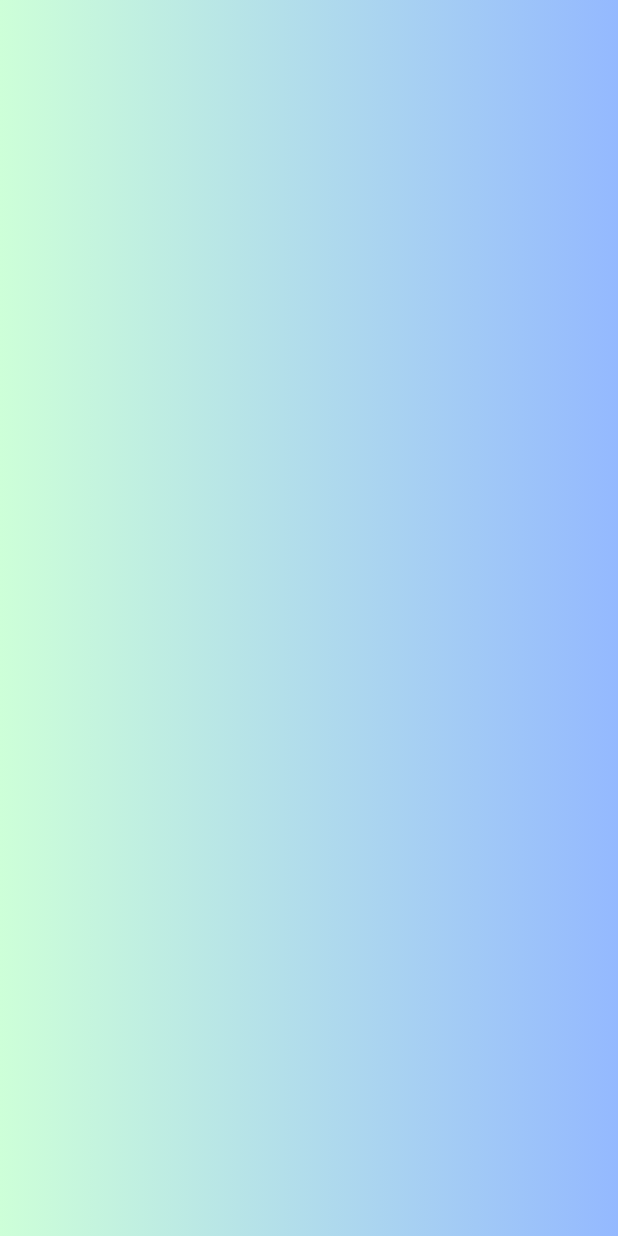
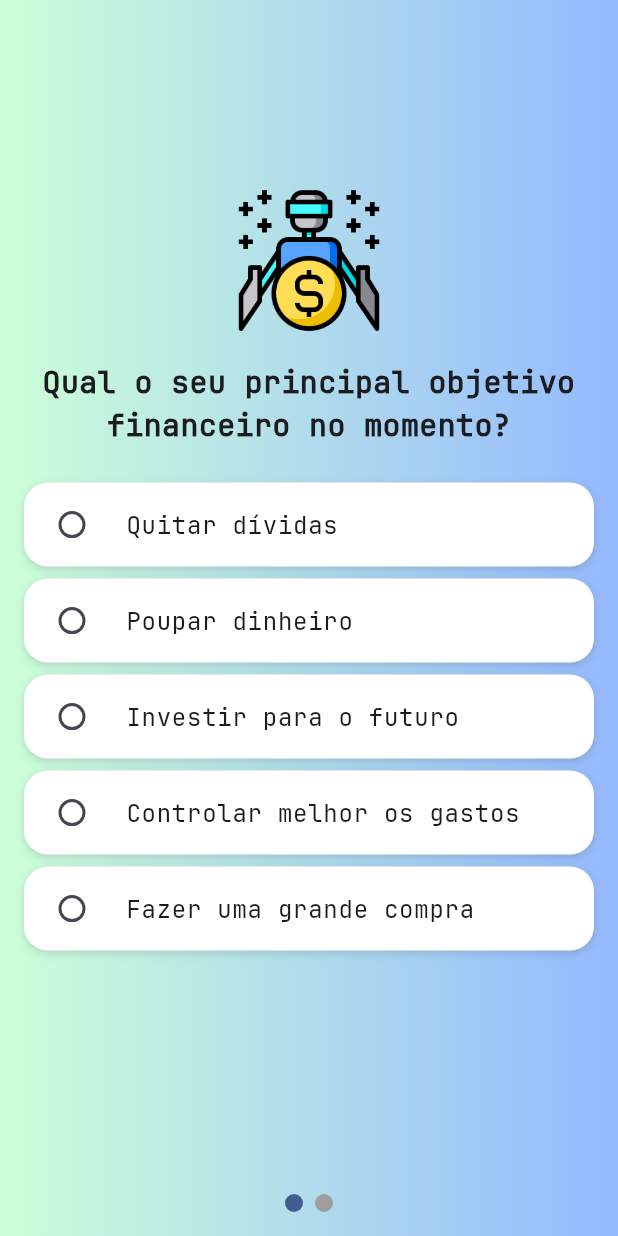
Before and after one commit to flpcovre/SisMoney, a Flutter app: the screen it shows after launch, on a phone screen of 412 x 824 dp. Run offline on Flutter 3.47's test engine with Material 3 defaults, Android fonts, the phone set to English and light mode, and no system bars; drawn by our look-alikes of smooth_page_indicator; our stand-ins replace get.

Commit message:
Refactor splash page to use SplashPageController and implement QuestionsPage with its controller

```diff
--- /dev/null
+++ b/lib/pages/questions/questions_page.dart
@@ -0,0 +1,113 @@
+import 'package:flutter/material.dart';
+import 'package:get/get.dart';
+import 'package:sismoney/layouts/gradient_scaffold.dart';
+import 'package:sismoney/pages/questions/questions_page_controller.dart';
+import 'package:smooth_page_indicator/smooth_page_indicator.dart';
+
+class QuestionsPage extends StatelessWidget {
+  QuestionsPage({super.key});
+
+  final QuestionsPageController controller = QuestionsPageController();
+  final pageController = PageController();
+
+  @override
+  Widget build(BuildContext context) {
+    return GradientScaffold(
+      body: Center(
+        child: Column(
+          children: [
+            const Spacer(),
+            const Spacer(),
+            Image.asset('lib/assets/img/robot.png', width: 100),
+            const SizedBox(height: 16),
+            SizedBox(
+              height: MediaQuery.of(context).size.height * 0.6,
+              child: PageView.builder(
+                controller: pageController,
+                itemCount: controller.questions.length,
+                onPageChanged: (index) {
+                  controller.pageIndex.value = index;
+                },
+                itemBuilder: (context, index) {
+                  final question = controller.questions[index];
+                  final alternativas = question['alternativas'] as List<String>;
+
+                  return SingleChildScrollView(
+                    child: Padding(
+                      padding: const EdgeInsets.symmetric(horizontal: 16),
+                      child: Column(
+                        mainAxisSize: MainAxisSize.min,
+                        children: [
+                          Text(
+                            question['pergunta'] as String,
+                            textAlign: TextAlign.center,
+                            style: const TextStyle(
+                              fontSize: 20,
+                              fontWeight: FontWeight.bold,
+                            ),
+                          ),
+                          const SizedBox(height: 20),
+                          ...alternativas.map((alt) {
+                            return Obx(() {
+                              return Container(
+                                margin: const EdgeInsets.symmetric(vertical: 4),
+                                decoration: BoxDecoration(
+                                  color: Colors.white,
+                                  borderRadius: BorderRadius.circular(16),
+                                  boxShadow: const [
+                                    BoxShadow(
+                                      color: Colors.black12,
+                                      blurRadius: 4,
+                                      offset: Offset(0, 2),
+                                    ),
+                                  ],
+                                ),
+                                child: RadioListTile<String>(
+                                  shape: RoundedRectangleBorder(
+                                    borderRadius: BorderRadius.circular(16),
+                                  ),
+                                  contentPadding: const EdgeInsets.symmetric(
+                                    horizontal: 12,
+                                  ),
+                                  title: Text(alt),
+                                  value: alt,
+                                  groupValue: controller.answers[index],
+                                  onChanged: (value) =>
+                                      controller.answers[index] = value!,
+                                ),
+                              );
+                            });
+                          }),
+                        ],
+                      ),
+                    ),
+                  );
+                },
+              ),
+            ),
+            const Spacer(), // Adiciona espaço flexível na base
+            Padding(
+              padding: const EdgeInsets.only(bottom: 16.0),
+              child: SmoothPageIndicator(
+                controller: pageController,
+                count: controller.questions.length,
+                effect: WormEffect(
+                  dotHeight: 12,
+                  dotWidth: 12,
+                  activeDotColor: Theme.of(context).primaryColor,
+                ),
+                onDotClicked: (index) {
+                  pageController.animateToPage(
+                    index,
+                    duration: const Duration(milliseconds: 300),
+                    curve: Curves.easeInOut,
+                  );
+                },
+              ),
+            ),
+          ],
+        ),
+      ),
+    );
+  }
+}
--- /dev/null
+++ b/lib/pages/questions/questions_page_controller.dart
@@ -0,0 +1,42 @@
+import 'package:get/get.dart';
+
+class QuestionsPageController extends GetxController {
+  var pageIndex = 0.obs;
+
+  var answers = <int, String>{}.obs;
+
+  final questions = [
+    {
+      'pergunta': 'Qual o seu principal objetivo financeiro no momento?',
+      'alternativas': [
+        'Quitar dívidas',
+        'Poupar dinheiro',
+        'Investir para o futuro',
+        'Controlar melhor os gastos',
+        'Fazer uma grande compra',
+      ],
+    },
+    {
+      'pergunta': 'Qual a sua principal fonte de renda?',
+      'alternativas': [
+        'Salário fixo',
+        'Renda variável',
+        'Empreendimento próprio',
+        'Aposentadoria/pensão',
+        'Nenhuma no momento',
+      ],
+    },
+  ];
+
+  @override
+  void onInit() {
+    super.onInit();
+
+
+  }
+
+  @override
+  void onClose() {
+    super.onClose();
+  }
+}
--- a/lib/pages/splash/splash_page.dart
+++ b/lib/pages/splash/splash_page.dart
@@ -1,11 +1,11 @@
 import 'package:flutter/material.dart';
 import 'package:get/get.dart';
 import 'package:sismoney/layouts/gradient_scaffold.dart';
-import 'splash_getx_controller.dart';
+import 'splash_page_controller.dart';
 
 class SplashPage extends StatelessWidget {
   SplashPage({super.key});
-  final SplashGetxController pageController = Get.put(SplashGetxController());
+  final SplashPageController pageController = Get.put(SplashPageController());
 
   List<InlineSpan> _buildStyledText(String text, int currentLength) {
     return List.generate(currentLength, (index) {
--- a/lib/pages/splash/splash_getx_controller.dart
+++ b/lib/pages/splash/splash_page_controller.dart
@@ -2,7 +2,7 @@ import 'package:flutter/material.dart';
 import 'package:get/get.dart';
 import 'package:sismoney/routes/router_app.dart';
 
-class SplashGetxController extends GetxController with GetTickerProviderStateMixin {
+class SplashPageController extends GetxController with GetTickerProviderStateMixin {
   late final AnimationController imageController;
   late final Animation<double> imageScale;
 
--- a/lib/routes/router_app.dart
+++ b/lib/routes/router_app.dart
@@ -1,15 +1,21 @@
 import 'package:get/get.dart';
+import 'package:sismoney/pages/questions/questions_page.dart';
 import 'package:sismoney/pages/splash/splash_page.dart';
 
 class RouterApp {
   static const String splash = '/splash';
+  static const String questions = '/questions';
 
-  static const String initialRoute = splash;
+  static const String initialRoute = questions;
 
   static final List<GetPage> getPages = [
     GetPage(
       name: splash,
       page: () => SplashPage(),
+    ),
+    GetPage(
+      name: questions,
+      page: () => QuestionsPage()
     )
   ];
 }
```
